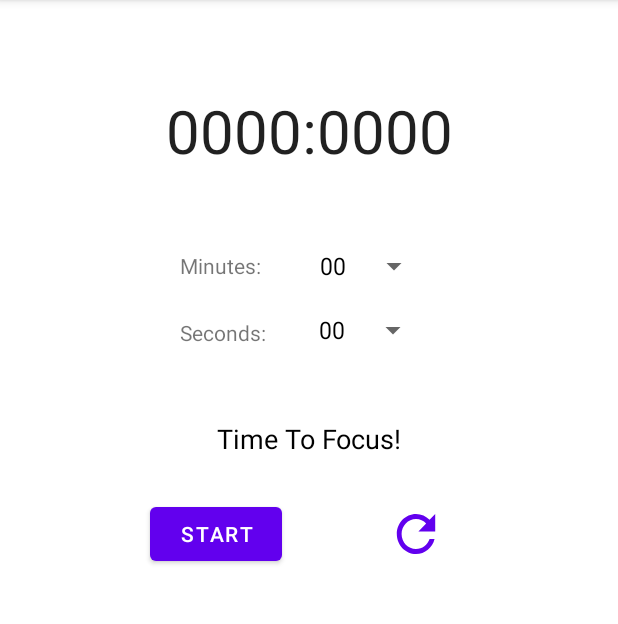
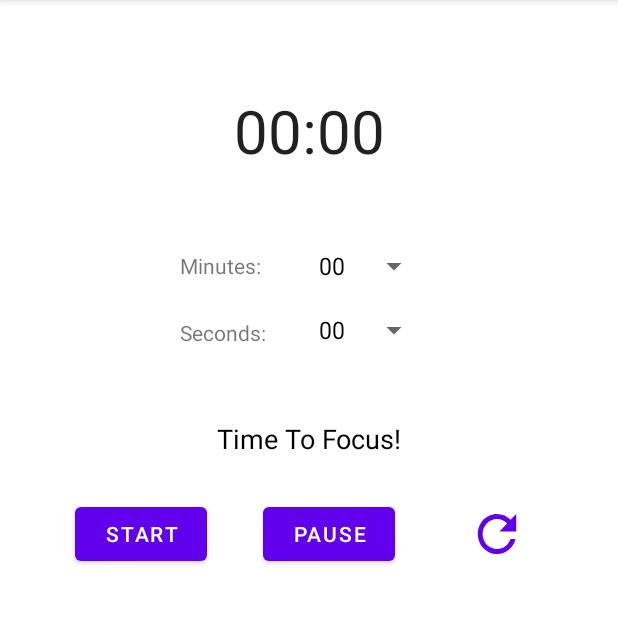
Before and after one commit to andrewnoel99/StudyBuddy, an Android app: the timerTaskActivity screen opened directly, with no data from a screen before it, after a tap on "START", on a phone screen of 412 x 824 dp, the part 84-708 px from its top. Run offline under Robolectric (Android 15) with nearby library versions, the phone set to English and light mode, and no system bars.

Commit message:
customized timer completed #2

```diff
--- a/app/src/main/java/com/example/studybuddy20/timerTaskActivity.kt
+++ b/app/src/main/java/com/example/studybuddy20/timerTaskActivity.kt
@@ -9,7 +9,11 @@ import androidx.appcompat.app.AppCompatActivity
 
 class timerTaskActivity : AppCompatActivity() {
 
-    private val options = arrayOf("00", "05", "10", "15", "20", "25", "30", "35", "40", "45", "50", "55", "60")
+    fun createArray(): Array<String> {
+        return Array(61) { i -> String.format("%02d", i) }
+    }
+
+    private val options = createArray()
 
     private var selectedItemSec: String = ""
     private var selectedItemMin: String = ""
@@ -18,6 +22,9 @@ class timerTaskActivity : AppCompatActivity() {
     private var countdownLengthSec: Long = 0
     private var countdownLength: Long = 0
     private var countdown: CountDownTimer? = null
+
+    private var isPaused = false
+    private var remianingTime = 0L
 
     override fun onCreate(savedInstanceState: Bundle?) {
         super.onCreate(savedInstanceState)
@@ -35,16 +42,16 @@ class timerTaskActivity : AppCompatActivity() {
                 position: Int,
                 id: Long
             ) {
+                selectedItemMin = ""
                 selectedItemMin = parent.getItemAtPosition(position).toString()
                 val selectedItemMinLong = selectedItemMin.toLong()
 
                 countdownLengthMin = selectedItemMinLong * 60 * 1000
                 findViewById<TextView>(R.id.txtMinTV).text = selectedItemMin
             }
-
-            override fun onNothingSelected(parent: AdapterView<*>?) {
-                // Do nothing
-            }
+                override fun onNothingSelected(parent: AdapterView<*>?) {
+                    // Do nothing
+                }
         })
 
         findViewById<Spinner>(R.id.setTimerSec).setOnItemSelectedListener(
@@ -55,6 +62,7 @@ class timerTaskActivity : AppCompatActivity() {
                     position: Int,
                     id: Long
                 ) {
+                    selectedItemSec = ""
                     selectedItemSec = parent.getItemAtPosition(position).toString()
                     val selectedItemSecLong = selectedItemSec.toLong()
 
@@ -72,37 +80,45 @@ class timerTaskActivity : AppCompatActivity() {
             startCountdown()
         }
 
+        findViewById<Button>(R.id.btnPause).setOnClickListener {
+            isPaused = true
+            countdown?.cancel()
+            findViewById<Button>(R.id.btnStart).isEnabled = true
+        }
+
         findViewById<Button>(R.id.btnRepeat).setOnClickListener {
+            countdown?.cancel()
             findViewById<Button>(R.id.btnStart).isEnabled = true
-            countdown?.cancel()
             countdownLength = countdownLengthMin + countdownLengthSec
-            findViewById<TextView>(R.id.txtTimerTV).text = selectedItemMin + ":" + selectedItemSec
+            remianingTime = countdownLength
+            findViewById<TextView>(R.id.txtMinTV).text = selectedItemMin
+            findViewById<TextView>(R.id.txtSecTV).text = selectedItemSec
         }
     }
 
     private fun startCountdown() {
         findViewById<Button>(R.id.btnStart).isEnabled = false
         countdown?.cancel()
-
-        println(countdownLengthMin)
-        println(countdownLengthSec)
-        println(countdownLength)
         countdownLength = countdownLengthMin + countdownLengthSec
 
-        countdown = object : CountDownTimer(countdownLength, 1000) {
+        val TimeRemaining = if (isPaused) remianingTime else countdownLength
+
+        countdown = object : CountDownTimer(TimeRemaining, 1000) {
             override fun onTick(millisUntilFinished: Long) {
+                remianingTime = millisUntilFinished
+                isPaused = false
                 val minutes = millisUntilFinished / 1000 / 60
                 val seconds = (millisUntilFinished / 1000) % 60
 
-                val formattedTime = String.format("%02d:%02d", minutes, seconds)
-                findViewById<TextView>(R.id.txtTimerTV).text = formattedTime
-                findViewById<TextView>(R.id.txtMinTV).text = ""
-                findViewById<TextView>(R.id.txtSecTV).text = ""
-
+                val formattedTimeMin = String.format("%02d", minutes)
+                val formattedTimeSec = String.format("%02d", seconds)
+                findViewById<TextView>(R.id.txtMinTV).text = formattedTimeMin
+                findViewById<TextView>(R.id.txtSecTV).text = formattedTimeSec
             }
 
             override fun onFinish() {
-                findViewById<TextView>(R.id.txtTimerTV).text = "00:00"
+                findViewById<TextView>(R.id.txtMinTV).text = "00"
+                findViewById<TextView>(R.id.txtSecTV).text = "00"
                 findViewById<Button>(R.id.btnStart).isEnabled = true
             }
         }.start()
--- a/app/src/main/res/layout/activity_timer_task.xml
+++ b/app/src/main/res/layout/activity_timer_task.xml
@@ -80,7 +80,7 @@
         android:id="@+id/btnStart"
         android:layout_width="wrap_content"
         android:layout_height="wrap_content"
-        android:layout_marginStart="100dp"
+        android:layout_marginStart="50dp"
         android:layout_marginTop="332dp"
         android:text="Start"
         app:layout_constraintStart_toStartOf="parent"
@@ -104,7 +104,7 @@
         android:layout_width="61dp"
         android:layout_height="64dp"
         android:layout_marginTop="324dp"
-        android:layout_marginEnd="104dp"
+        android:layout_marginEnd="50dp"
         android:background="@drawable/restart_foreground"
         app:layout_constraintEnd_toEndOf="parent"
         app:layout_constraintTop_toTopOf="parent"
@@ -138,4 +138,14 @@
         app:layout_constraintStart_toEndOf="@+id/txtTimerTV"
         app:layout_constraintTop_toTopOf="parent" />
 
+    <Button
+        android:id="@+id/btnPause"
+        android:layout_width="wrap_content"
+        android:layout_height="wrap_content"
+        android:layout_marginTop="332dp"
+        android:text="Pause"
+        app:layout_constraintEnd_toStartOf="@+id/btnRepeat"
+        app:layout_constraintStart_toEndOf="@+id/btnStart"
+        app:layout_constraintTop_toTopOf="parent" />
+
 </androidx.constraintlayout.widget.ConstraintLayout>
```
